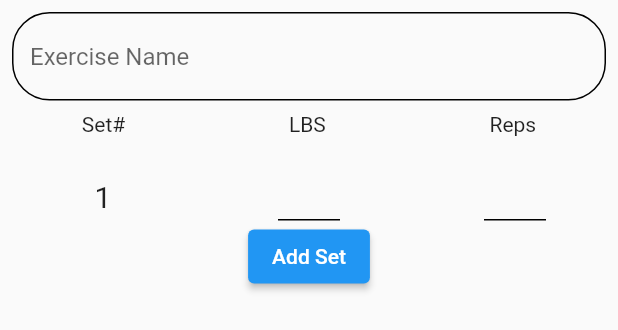
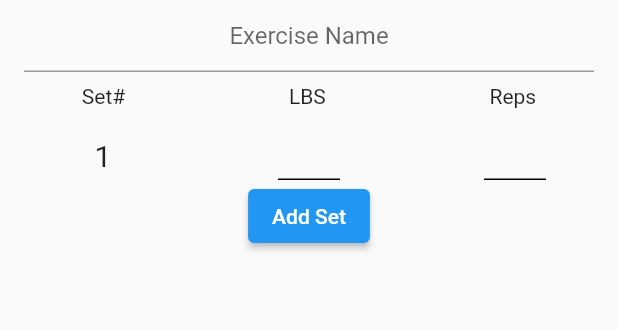
Before and after one commit to damirtharaj0/workoutapp, a Flutter app: the Exercise widget shown alone on an empty page, opened directly, on a phone screen of 412 x 824 dp. Shown: the top 330 px of the screen. Run offline on Flutter 3.47's test engine with Material 2 defaults, Android fonts, the phone set to English and light mode, and no system bars; network calls fail.

Commit message:
get input from textfields

```diff
--- a/src/view/workoutapp/lib/customwidgets/textfields/exercise_text_field.dart
+++ b/src/view/workoutapp/lib/customwidgets/textfields/exercise_text_field.dart
@@ -3,21 +3,18 @@ import 'package:flutter/material.dart';
 class ExerciseTextField extends StatelessWidget {
 
   UniqueKey key;
+  TextEditingController controller;
 
-  ExerciseTextField({required this.key});
+  ExerciseTextField({required this.key, required this.controller});
 
   @override
   Widget build(BuildContext context) {
     return TextField(
+      textAlign: TextAlign.center,
+      controller: controller,
       key: key,
       decoration: InputDecoration(
         hintText: "Exercise Name",
-        enabledBorder: OutlineInputBorder(
-          borderRadius: BorderRadius.circular(25)
-        ),
-        focusedBorder: OutlineInputBorder(
-          borderRadius: BorderRadius.circular(25)
-        )
       ),
     );
   }
--- a/src/view/workoutapp/lib/customwidgets/textfields/set_text_field.dart
+++ b/src/view/workoutapp/lib/customwidgets/textfields/set_text_field.dart
@@ -1,13 +1,16 @@
 import 'package:flutter/material.dart';
 
 class SetTextField extends StatelessWidget {
-  UniqueKey key = new UniqueKey();
+  UniqueKey key;
+  TextEditingController controller;
 
-  SetTextField({required this.key});
+  SetTextField({required this.key, required this.controller});
 
   @override
   Widget build(BuildContext context) {
     return TextField(
+      controller: controller,
+        textAlign: TextAlign.center,
         key: key,
         decoration: InputDecoration(
           filled: false,
--- a/src/view/workoutapp/lib/screens/currentworkout/workout_plan.dart
+++ b/src/view/workoutapp/lib/screens/currentworkout/workout_plan.dart
@@ -10,7 +10,7 @@ class WorkoutPlan extends StatefulWidget {
 }
 
 class _WorkoutPlanState extends State<WorkoutPlan> {
-  List exercises = [];
+  List<Exercise> exercises = [Exercise()];
 
   @override
   Widget build(BuildContext context) {
@@ -27,9 +27,24 @@ class _WorkoutPlanState extends State<WorkoutPlan> {
           });
         }));
 
-    for(int i = 0; i < exercises.length; i++) {
+    for (int i = 0; i < exercises.length; i++) {
       build.add(exercises[i]);
     }
+    build.add(ElevatedButton(
+      child: Text("Finish Workout"),
+      onPressed: () {
+        makeClass();
+      },
+    ));
     return build;
   }
+
+  void makeClass() {
+    for (int i = 0; i < exercises.length; i++) {
+      print(exercises[i].exerciseController.text);
+      for(int j = 0; j < exercises[i].sets.length; j++) {
+        print(exercises[i].sets[j].repsController.text);
+      }
+    }
+  }
 }
--- a/src/view/workoutapp/lib/widgetmodels/exercise.dart
+++ b/src/view/workoutapp/lib/widgetmodels/exercise.dart
@@ -3,16 +3,16 @@
 import 'set.dart';
 
 class Exercise extends StatefulWidget {
-  const Exercise({Key? key}) : super(key: key);
+  UniqueKey exerciseKey = new UniqueKey();
+  List<Set> sets = [
+    Set(index: 0)];
+  TextEditingController exerciseController = new TextEditingController();
 
   @override
   _ExerciseState createState() => _ExerciseState();
 }
 
 class _ExerciseState extends State<Exercise> {
-  UniqueKey exerciseKey = new UniqueKey();
-  List sets = [Set(index: 0)];
-
   @override
   Widget build(BuildContext context) {
     return Container(child: Column(children: show()));
@@ -22,30 +22,29 @@
     List<Widget> build = [];
 
     build.add(Padding(
-      padding: const EdgeInsets.all(8.0),
-      child: ExerciseTextField(
-        key: exerciseKey,
-      ),
-    ));
+        padding: const EdgeInsets.only(left: 16.0, right: 16.0),
+        child: ExerciseTextField(
+          key: widget.exerciseKey,
+          controller: widget.exerciseController,
+        )));
     build.add(Padding(
-      padding: const EdgeInsets.only(bottom: 8.0),
+      padding: const EdgeInsets.only(top: 8.0),
       child: Row(
         children: [Text("Set#"), Text("LBS"), Text("Reps")],
         mainAxisAlignment: MainAxisAlignment.spaceAround,
       ),
     ));
-    for (int i = 0; i < sets.length; i++) {
-      build.add(sets[i]);
+    for (int i = 0; i < widget.sets.length; i++) {
+      build.add(widget.sets[i]);
     }
     build.add(ElevatedButton(
       child: Text("Add Set"),
       onPressed: () {
         setState(() {
-          sets.add(Set(index: sets.length));
+          widget.sets.add(Set(index: widget.sets.length));
         });
       },
     ));
-
     return build;
   }
 }
--- a/src/view/workoutapp/lib/widgetmodels/set.dart
+++ b/src/view/workoutapp/lib/widgetmodels/set.dart
@@ -4,6 +4,8 @@
 class Set extends StatelessWidget {
   UniqueKey setKey = new UniqueKey();
   late int index;
+  TextEditingController weightController = new TextEditingController();
+  TextEditingController repsController = new TextEditingController();
 
   Set({required this.index});
 
@@ -12,27 +14,30 @@
     return Container(
         child: Row(
       children: [
-        Expanded(child: Center(child: Padding(
+        Expanded(
+            child: Center(
+                child: Padding(
           padding: const EdgeInsets.only(top: 16.0),
           child: Text(
             (index + 1).toString(),
-            style: TextStyle(
-              fontSize: 20
-            ),
+            style: TextStyle(fontSize: 20),
           ),
         ))),
+        Expanded(
+          child: Padding(
+              padding: const EdgeInsets.only(left: 48, right: 48),
+              child: SetTextField(
+                key: setKey,
+                controller: weightController,
+              )),
+        ),
         Expanded(
           child: Padding(
             padding: const EdgeInsets.only(left: 48, right: 48),
             child: SetTextField(
               key: setKey,
+              controller: repsController
             ),
-          ),
-        ),
-        Expanded(
-          child: Padding(
-            padding: const EdgeInsets.only(left: 48, right: 48),
-            child: SetTextField(key: setKey),
           ),
         )
       ],
```
Also changed, not shown: 10 other files.
